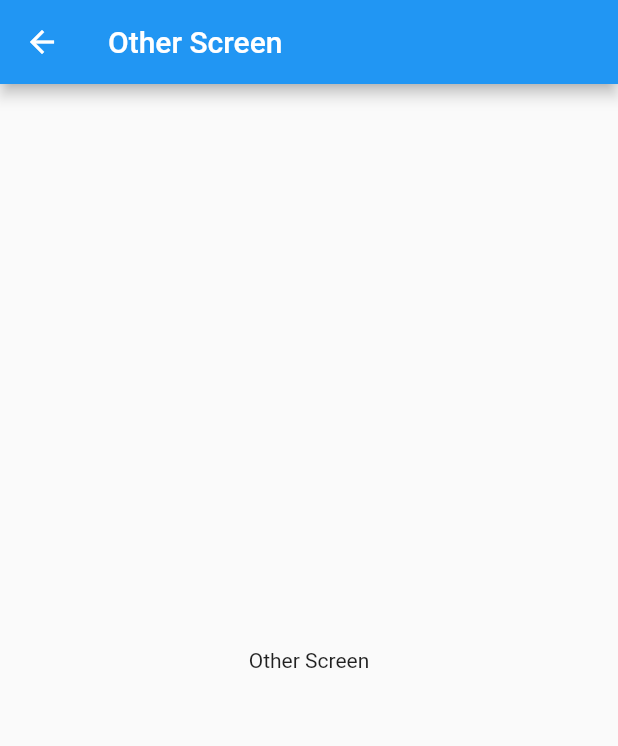
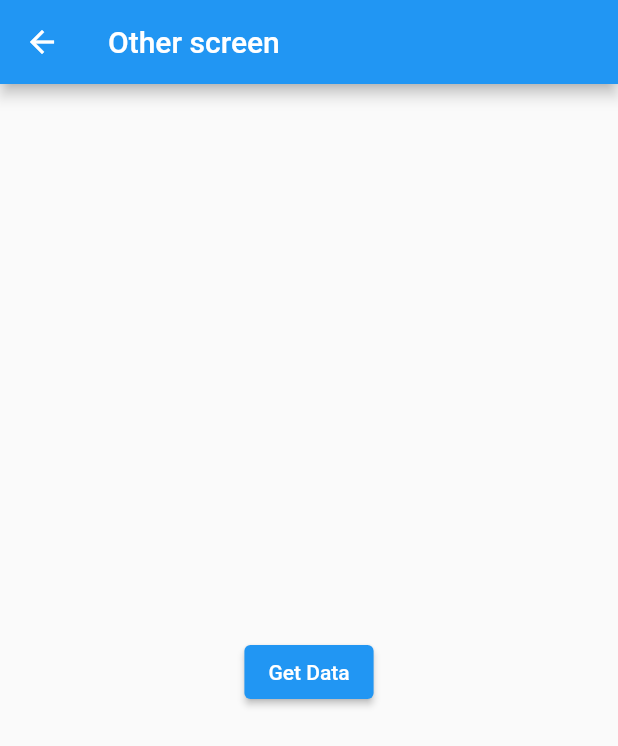
Before and after one commit to pvc97/demo_bloc_cubit, a Flutter app: the OtherScreen screen opened directly, on a phone screen of 412 x 824 dp. Shown: the top 746 px of the screen. Run offline on Flutter 3.47's test engine with Material 2 defaults, Android fonts, the phone set to English and light mode, and no system bars; our stand-ins replace bloc, flutter_bloc.

Commit message:
Fetch data from server.

```diff
--- a/lib/main.dart
+++ b/lib/main.dart
@@ -1,6 +1,6 @@
 import 'package:demo_bloc_cubit/screens/counter_screen/couter_screen.dart';
-import 'package:demo_bloc_cubit/screens/counter_screen/cubit/color_cubit.dart';
-import 'package:demo_bloc_cubit/screens/counter_screen/cubit/counter_cubit.dart';
+import 'package:demo_bloc_cubit/screens/counter_screen/cubits/color_cubit.dart';
+import 'package:demo_bloc_cubit/screens/counter_screen/cubits/counter_cubit.dart';
 import 'package:flutter/material.dart';
 import 'package:flutter_bloc/flutter_bloc.dart';
 
--- a/lib/screens/counter_screen/cubit/color_cubit.dart
+++ b/lib/screens/counter_screen/cubits/color_cubit.dart
@@ -1,8 +1,6 @@
 import 'dart:async';
-
 import 'package:bloc/bloc.dart';
-import 'package:demo_bloc_cubit/screens/counter_screen/cubit/counter_cubit.dart';
-import 'package:equatable/equatable.dart';
+import 'package:demo_bloc_cubit/screens/counter_screen/cubits/counter_cubit.dart';
 import 'package:flutter/material.dart';
 
 part 'color_state.dart';
--- a/lib/screens/counter_screen/cubit/color_state.dart
+++ b/lib/screens/counter_screen/cubits/color_state.dart
@@ -1,6 +1,6 @@
 part of 'color_cubit.dart';
 
-class ColorState extends Equatable {
+class ColorState {
   final Color color;
 
   const ColorState({
@@ -8,9 +8,6 @@ class ColorState extends Equatable {
   });
 
   factory ColorState.initial() => const ColorState(color: Colors.white);
-
-  @override
-  List<Object> get props => [color];
 
   ColorState copyWith({
     Color? color,
--- a/lib/screens/counter_screen/cubit/counter_cubit.dart
+++ b/lib/screens/counter_screen/cubits/counter_cubit.dart
@@ -1,5 +1,4 @@
 import 'package:flutter_bloc/flutter_bloc.dart';
-import 'package:equatable/equatable.dart';
 part 'counter_state.dart';
 
 class CounterCubit extends Cubit<CounterState> {
--- a/lib/screens/counter_screen/cubit/counter_state.dart
+++ b/lib/screens/counter_screen/cubits/counter_state.dart
@@ -1,6 +1,6 @@
 part of 'counter_cubit.dart';
 
-class CounterState extends Equatable {
+class CounterState {
   final int value;
 
   const CounterState({
@@ -8,9 +8,6 @@ class CounterState extends Equatable {
   });
 
   factory CounterState.initial() => const CounterState(value: 0);
-
-  @override
-  List<Object> get props => [value];
 
   CounterState copyWith({
     int? value,
--- /dev/null
+++ b/lib/screens/other_screen/cubits/fake_data_state.dart
@@ -0,0 +1,35 @@
+part of 'fake_data_cubit.dart';
+
+enum FakeDataStatus { initial, loading, success, failure }
+
+class FakeDataState {
+  final String data;
+  final FakeDataStatus status;
+  final String error;
+
+  FakeDataState({
+    required this.data,
+    required this.status,
+    required this.error,
+  });
+
+  factory FakeDataState.intial() {
+    return FakeDataState(
+      data: '',
+      status: FakeDataStatus.initial,
+      error: '',
+    );
+  }
+
+  FakeDataState copyWith({
+    String? data,
+    FakeDataStatus? status,
+    String? error,
+  }) {
+    return FakeDataState(
+      data: data ?? this.data,
+      status: status ?? this.status,
+      error: error ?? this.error,
+    );
+  }
+}
--- a/lib/screens/other_screen/other_screen.dart
+++ b/lib/screens/other_screen/other_screen.dart
@@ -1,16 +1,63 @@
+import 'package:demo_bloc_cubit/screens/other_screen/cubits/fake_data_cubit.dart';
 import 'package:flutter/material.dart';
+import 'package:flutter_bloc/flutter_bloc.dart';
 
-class OtherScreen extends StatelessWidget {
+class OtherScreen extends StatefulWidget {
   const OtherScreen({Key? key}) : super(key: key);
+
+  @override
+  State<OtherScreen> createState() => _OtherScreenState();
+}
+
+class _OtherScreenState extends State<OtherScreen> {
+  final FakeDataCubit _fakeDataCubit = FakeDataCubit();
+
+  @override
+  void dispose() {
+    _fakeDataCubit.close();
+    super.dispose();
+  }
 
   @override
   Widget build(BuildContext context) {
     return Scaffold(
       appBar: AppBar(
-        title: const Text('Other Screen'),
+        title: const Text('Other screen'),
       ),
-      body: const Center(
-        child: Text('Other Screen'),
+      body: Center(
+        child: BlocConsumer<FakeDataCubit, FakeDataState>(
+          bloc: _fakeDataCubit,
+          listener: (context, state) {
+            if (state.status == FakeDataStatus.failure) {
+              showDialog(
+                context: context,
+                builder: (context) {
+                  return AlertDialog(
+                    content: Text('Error: ${state.error}'),
+                  );
+                },
+              );
+            }
+          },
+          builder: (context, state) {
+            if (state.status == FakeDataStatus.loading) {
+              return const CircularProgressIndicator();
+            }
+
+            return Column(
+              mainAxisAlignment: MainAxisAlignment.center,
+              children: [
+                Text(state.data),
+                ElevatedButton(
+                  onPressed: () {
+                    _fakeDataCubit.getData();
+                  },
+                  child: const Text('Get Data'),
+                ),
+              ],
+            );
+          },
+        ),
       ),
     );
   }
--- a/pubspec.yaml
+++ b/pubspec.yaml
@@ -34,7 +34,6 @@ dependencies:
   # Use with the CupertinoIcons class for iOS style icons.
   cupertino_icons: ^1.0.2
   flutter_bloc: 8.1.1
-  equatable: ^2.0.5
 
 dev_dependencies:
   flutter_test:
```
Also changed, not shown: lib/screens/counter_screen/couter_screen.dart (+4 -4 lines), lib/screens/other_screen/cubits/fake_data_cubit.dart (added, +32 -0 lines), pubspec.lock.
